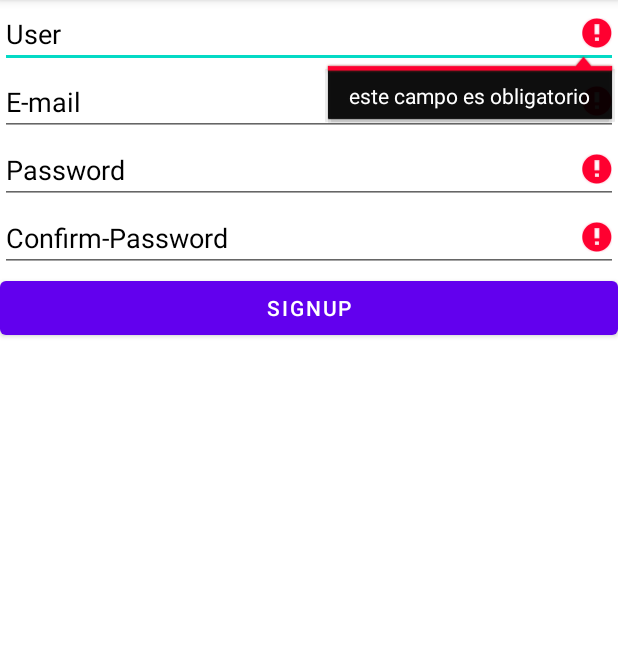
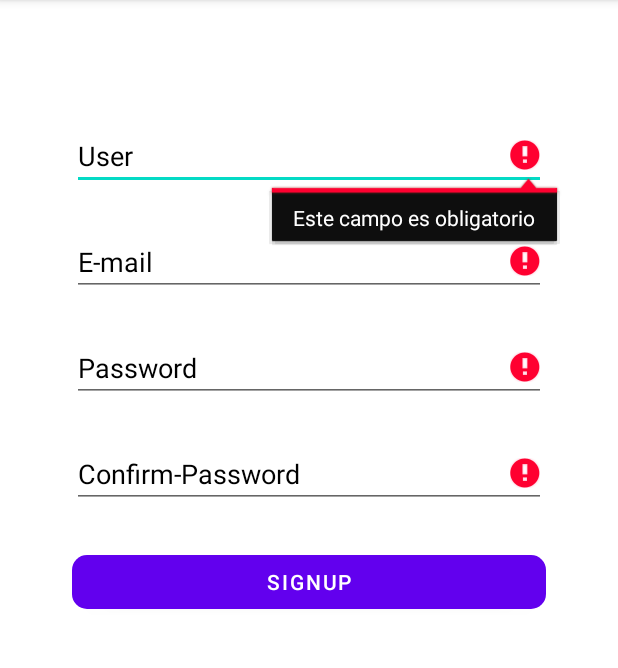
Before and after one commit to danylc9/Bingo2, an Android app: the SignUpActivity screen opened directly, with no data from a screen before it, after a tap on "SIGNUP", on a phone screen of 412 x 824 dp, the part 84-752 px from its top. Run offline under Robolectric (Android 15) with nearby library versions, the phone set to English and light mode, and no system bars; our stand-ins replace Firebase (no records; nobody signed in at launch, a user with empty details on screens opened directly); Roboto replaces fonts that are not available here.

```diff
--- a/app/src/main/java/com/example/bingo/Game.java
+++ b/app/src/main/java/com/example/bingo/Game.java
@@ -11,10 +11,6 @@ import java.util.Random;
 import java.util.Set;
 import java.util.concurrent.ThreadLocalRandom;
 
-//si españa fuera un donut...
-//madrid no existiria
-//albacete tendria mar
-//18
 
 public class Game {
     int numCardboard;
--- a/app/src/main/java/com/example/bingo/MainActivity.java
+++ b/app/src/main/java/com/example/bingo/MainActivity.java
@@ -43,6 +43,7 @@ public class MainActivity extends AppCompatActivity implements LoginInterface.Vi
         btn_log.setOnClickListener(new View.OnClickListener() {
             @Override
             public void onClick(View view) {
+                goToLogin();
                 //handleLogin();
             }
         });
@@ -56,6 +57,10 @@ public class MainActivity extends AppCompatActivity implements LoginInterface.Vi
         btn_log=findViewById(R.id.btn_log);
         textViewRegistrar=findViewById(R.id.textViewRegistrar);
 
+    }
+    private void goToLogin(){
+        Intent intentOnLogin = new Intent (this, Lobby.class);
+        startActivity(intentOnLogin);
     }
 
   private void goToRegister(){
@@ -91,6 +96,8 @@ public class MainActivity extends AppCompatActivity implements LoginInterface.Vi
 
     @Override
     public void handleLogin() {
+
+
         if (!isValidEmail()){
             Toast.makeText(this,"No es un email valido",Toast.LENGTH_SHORT).show();
         }
@@ -126,7 +133,10 @@ public class MainActivity extends AppCompatActivity implements LoginInterface.Vi
 
     @Override
     public void onLogin() {
-        Toast.makeText(this,"Has hecho login bene",Toast.LENGTH_SHORT).show();
+
+        goToLogin();
+
+        Toast.makeText(this,"Login correcto!",Toast.LENGTH_SHORT).show();
 
     }
 
--- a/app/src/main/java/com/example/bingo/SignUpActivity.java
+++ b/app/src/main/java/com/example/bingo/SignUpActivity.java
@@ -11,6 +11,7 @@ import android.util.Patterns;
 import android.view.View;
 import android.widget.Button;
 import android.widget.EditText;
+import android.widget.TextView;
 import android.widget.Toast;
 
 import com.example.bingo.SignUp.SignUpInterface;
@@ -20,11 +21,12 @@ import java.util.Objects;
 import java.util.regex.Pattern;
 
 public class SignUpActivity extends AppCompatActivity implements SignUpInterface.View {
-    private EditText id_ConfirmPassword,id_passwordSignUp,id_mailSignUp,id_User;
+    private EditText id_ConfirmPassword, id_passwordSignUp, id_mailSignUp, id_User;
     private Button btn_signUp;
+    private Button butComprovar;
     private AlertDialog dialogs;
     private SignUpInterface.Presenter presenter;
-    private String contraseña,confirmarContraseña;
+
 
     @Override
     protected void onCreate(Bundle savedInstanceState) {
@@ -35,15 +37,16 @@ public class SignUpActivity extends AppCompatActivity implements SignUpInterface
     }
 
     private void setView() {
-        presenter=new SignUpPresenter(this);
-        id_User=findViewById(R.id.id_User);
-        id_ConfirmPassword=findViewById(R.id.id_ConfirmPassword);
-        id_passwordSignUp=findViewById(R.id.id_passwordSignUp);
-        id_mailSignUp=findViewById(R.id.id_mailSignUp);
-        btn_signUp=findViewById(R.id.btn_signUp);
+        presenter = new SignUpPresenter(this);
+        id_User = findViewById(R.id.id_User);
+        id_ConfirmPassword = findViewById(R.id.id_ConfirmPassword);
+        id_passwordSignUp = findViewById(R.id.id_passwordSignUp);
+        id_mailSignUp = findViewById(R.id.id_mailSignUp);
+        btn_signUp = findViewById(R.id.btn_signUp);
 
-        confirmarContraseña=id_ConfirmPassword.getText().toString();
-                contraseña=id_passwordSignUp.getText().toString();
+
+
+
 
 
         btn_signUp.setOnClickListener(new View.OnClickListener() {
@@ -53,10 +56,7 @@ public class SignUpActivity extends AppCompatActivity implements SignUpInterface
             }
         });
 
-
-
     }
-
 
 
     @Override
@@ -89,9 +89,9 @@ public class SignUpActivity extends AppCompatActivity implements SignUpInterface
 
     @Override
     public void handleSignUp() {
-        if (validateView()){
-            presenter.doSignUp(id_User.getText().toString(),id_mailSignUp.getText().toString().trim(),
-                   id_passwordSignUp.getText().toString() );
+        if (validateView()) {
+            presenter.doSignUp(id_User.getText().toString(), id_mailSignUp.getText().toString().trim(),
+                    id_passwordSignUp.getText().toString());
         }
     }
 
@@ -100,15 +100,15 @@ public class SignUpActivity extends AppCompatActivity implements SignUpInterface
         boolean retVal = true;
 
         if (TextUtils.isEmpty(id_User.getText())) {
-            id_User.setError("este campo es obligatorio");
+            id_User.setError("Este campo es obligatorio");
             retVal = false;
         } else if (id_User.getText().toString().length() < 5) {
-            id_User.setError("Debes ecribir al menos 5caracteres");
+            id_User.setError("Debes ecribir al menos 5 caracteres");
             retVal = false;
         }
 
         if (TextUtils.isEmpty(id_mailSignUp.getText().toString())) {
-            id_mailSignUp.setError("este campo es obligatorio");
+            id_mailSignUp.setError("Este campo es obligatorio");
             retVal = false;
 
         } else if (!Patterns.EMAIL_ADDRESS.matcher(id_mailSignUp.getText().toString().trim()).matches()) {
@@ -116,8 +116,8 @@ public class SignUpActivity extends AppCompatActivity implements SignUpInterface
             retVal = false;
         }
 
-        if (TextUtils.isEmpty(id_passwordSignUp.getText().toString())) {
-            id_passwordSignUp.setError("este campo es obligatorio");
+        if (TextUtils.isEmpty(id_passwordSignUp.getText())) {
+            id_passwordSignUp.setError("Este campo es obligatorio");
             retVal = false;
         } else if (id_passwordSignUp.getText().toString().length() < 4) {
             id_passwordSignUp.setError("Debe ser al menos 4 caracteres");
@@ -127,7 +127,7 @@ public class SignUpActivity extends AppCompatActivity implements SignUpInterface
         if (TextUtils.isEmpty(id_ConfirmPassword.getText().toString())) {
             id_ConfirmPassword.setError("este campo es obligatorio");
             retVal = false;
-        } else if (contraseña!=confirmarContraseña) {
+        } else if (id_passwordSignUp.getText().equals(id_ConfirmPassword.getText()) ) {
             id_ConfirmPassword.setError("Las contraseñas no coinciden");
             retVal = false;
 
@@ -138,7 +138,7 @@ public class SignUpActivity extends AppCompatActivity implements SignUpInterface
 
     @Override
     public void onError(String error) {
-        Toast.makeText(this,error,Toast.LENGTH_SHORT).show();
+        Toast.makeText(this, error, Toast.LENGTH_SHORT).show();
 
     }
 
--- a/app/src/main/res/layout/activity_sign_up.xml
+++ b/app/src/main/res/layout/activity_sign_up.xml
@@ -7,17 +7,29 @@
     tools:context=".SignUpActivity">
 
 
-
     <ScrollView
         android:layout_width="match_parent"
         android:layout_height="match_parent"
+        android:layout_marginStart="8dp"
+        android:layout_marginTop="16dp"
+        android:layout_marginEnd="8dp"
         android:fillViewport="true"
-        app:layout_behavior="@string/appbar_scrolling_view_behavior">
+        android:padding="20.dp"
+        app:layout_behavior="@string/appbar_scrolling_view_behavior"
+        app:layout_constraintEnd_toEndOf="parent"
+        app:layout_constraintHorizontal_bias="0.0"
+        app:layout_constraintStart_toStartOf="parent"
+        app:layout_constraintTop_toTopOf="parent">
 
         <LinearLayout
             android:layout_width="match_parent"
             android:layout_height="wrap_content"
-            android:orientation="vertical">
+            android:orientation="vertical"
+            android:padding="20.dp">
+
+            <Space
+                android:layout_width="match_parent"
+                android:layout_height="25dp" />
 
             <EditText
                 android:id="@+id/id_User"
@@ -27,6 +39,10 @@
                 android:hint="User"
                 android:inputType="textPersonName"
                 android:textColorHint="#000000" />
+
+            <Space
+                android:layout_width="match_parent"
+                android:layout_height="25dp" />
 
             <EditText
                 android:id="@+id/id_mailSignUp"
@@ -38,6 +54,10 @@
                 android:textColor="#000000"
                 android:textColorHint="#000000" />
 
+            <Space
+                android:layout_width="match_parent"
+                android:layout_height="25dp" />
+
             <EditText
                 android:id="@+id/id_passwordSignUp"
                 android:layout_width="match_parent"
@@ -47,6 +67,10 @@
                 android:inputType="textPassword"
                 android:textColor="#000000"
                 android:textColorHint="#000000" />
+
+            <Space
+                android:layout_width="match_parent"
+                android:layout_height="25dp" />
 
             <EditText
                 android:id="@+id/id_ConfirmPassword"
@@ -58,11 +82,16 @@
                 android:textColor="#000000"
                 android:textColorHint="#000000" />
 
+            <Space
+                android:layout_width="match_parent"
+                android:layout_height="25dp" />
+
             <Button
                 android:id="@+id/btn_signUp"
                 android:layout_width="match_parent"
                 android:layout_height="wrap_content"
-                android:text="SignUp" />
+                android:text="SignUp"
+                app:cornerRadius="10.dp" />
 
         </LinearLayout>
     </ScrollView>
```
